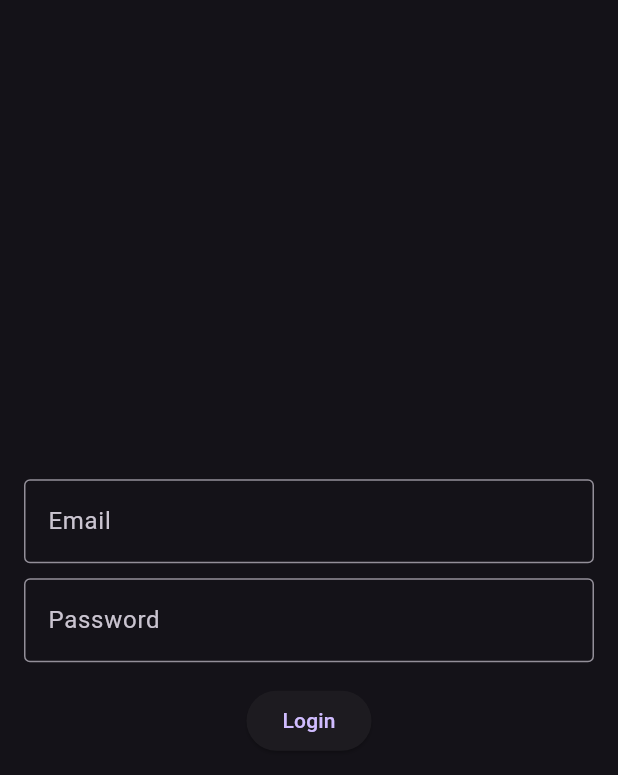
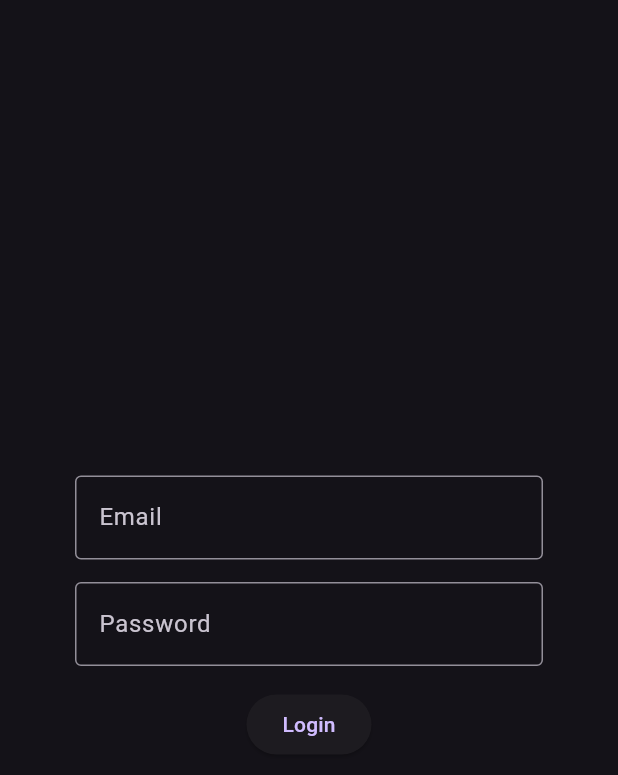
Before and after one commit to Kevinxzzz/projeto-flutter, a Flutter app: the screen it shows after launch, after a tap on "Login", on a phone screen of 412 x 824 dp. Shown: the top 775 px of the screen. Run offline on Flutter 3.47's test engine with Material 3 defaults, Android fonts, the phone set to English and light mode, and no system bars.

Commit message:
fetch: tela de login funcional

```diff
--- a/lib/login_page.dart
+++ b/lib/login_page.dart
@@ -1,4 +1,5 @@
 import 'package:flutter/material.dart';
+import 'package:teste_app/home_page.dart';
 
 class LoginPage extends StatefulWidget {
   @override
@@ -11,12 +12,13 @@ class _LoginPageState extends State<LoginPage> {
 
   @override
   Widget build(BuildContext context) {
-    return Material(
+    return Scaffold(
+      body: SingleChildScrollView(
         child: SizedBox(
-        width: double.infinity,
-        height: double.infinity,
+          width: MediaQuery.of(context).size.width,
+          height: MediaQuery.of(context).size.height,
           child: Padding(
-          padding: const EdgeInsets.all(16.0),
+            padding: const EdgeInsets.all(50.0),
             child: Column(
               mainAxisAlignment: MainAxisAlignment.center,
               children: [
@@ -30,8 +32,8 @@ class _LoginPageState extends State<LoginPage> {
                     labelText: "Email",
                   ),
                 ),
-              SizedBox(height: 10),
 
+                SizedBox(height: 15),
 
                 TextField(
                   onChanged: (text) {
@@ -44,8 +46,20 @@ class _LoginPageState extends State<LoginPage> {
                   ),
                 ),
                 SizedBox(height: 15),
-              ElevatedButton(onPressed: () {}, child: Text("Login")),
+                ElevatedButton(
+                  onPressed: () {
+                    if (email == "dev@gmail.com" && password == "123") {
+                      Navigator.of(context).pushReplacement(
+                        MaterialPageRoute(builder: (context) => HomePage()),
+                      );
+                    } else {
+                      print("Login Failed");
+                    }
+                  },
+                  child: Text("Login"),
+                ),
               ],
+            ),
           ),
         ),
       ),
```
Lines whose indentation alone changed are shown as unchanged.
